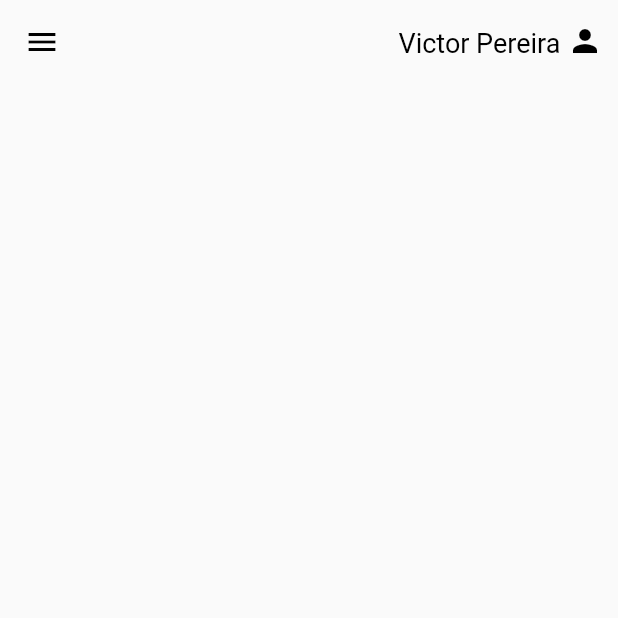
After one commit to GabrielPauloT/financeiro_pi, a Flutter app: the ProfileScreen screen opened directly, on a phone screen of 412 x 824 dp, the top half of it. The commit adds this screen. Run offline on Flutter 3.47's test engine with Material 2 defaults, Android fonts, the phone set to English and light mode, and no system bars; our stand-ins replace animated_text_kit, data_table_2, fluttericon; missing offline and left inert: hovering.

Commit message:
AppBar - Completa / adcionado tela Profile

```diff
--- a/lib/screens/home/components/custom_appbar.dart
+++ b/lib/screens/home/components/custom_appbar.dart
@@ -1,7 +1,9 @@
 import 'package:financeiro_pi/responsive.dart';
+import 'package:flutter/gestures.dart';
 import 'package:flutter/material.dart';
 
 import '../../../responsive.dart';
+import '../profile_screan.dart';
 
 class CustomAppBar extends StatefulWidget implements PreferredSizeWidget {
   const CustomAppBar({Key? key})
@@ -16,6 +18,26 @@ class CustomAppBar extends StatefulWidget implements PreferredSizeWidget {
 }
 
 class _CustomAppBarState extends State<CustomAppBar> {
+  late TapGestureRecognizer _longPressRecognizer;
+
+  @override
+  void initState() {
+    super.initState();
+    _longPressRecognizer = TapGestureRecognizer()
+      ..onTap = () {
+        Navigator.push(
+          context,
+          MaterialPageRoute(builder: (context) => const ProfileScreen()),
+        );
+      };
+  }
+
+  @override
+  void dispose() {
+    _longPressRecognizer.dispose();
+    super.dispose();
+  }
+
   @override
   Widget build(BuildContext context) {
     late bool visivel;
@@ -48,13 +70,14 @@ class _CustomAppBarState extends State<CustomAppBar> {
         Container(
           padding: const EdgeInsets.only(top: 15, right: 10),
           child: RichText(
-            text: const TextSpan(
-              style: TextStyle(
+            text: TextSpan(
+              style: const TextStyle(
                 color: Colors.black,
                 fontSize: 18.0,
               ),
+              recognizer: _longPressRecognizer,
               text: 'Victor Pereira ',
-              children: [
+              children: const [
                 WidgetSpan(
                   child: Icon(Icons.person, color: Colors.black),
                 ),
--- /dev/null
+++ b/lib/screens/home/profile_screan.dart
@@ -0,0 +1,38 @@
+/* import 'package:financeiro_pi/app/dashboard/dashboard_screen.dart'; */
+import 'package:financeiro_pi/screens/home/components/side_menu.dart';
+import 'package:flutter/material.dart';
+
+import '../../../responsive.dart';
+import '../perfil.dart';
+
+
+class ProfileScreen extends StatelessWidget {
+  const ProfileScreen({Key? key}) : super(key: key);
+
+  @override
+  Widget build(BuildContext context) {
+    return Scaffold(
+      //key: context.read<MenuController>().scaffoldKey,
+      drawer: const SideMenu(),
+      body: SafeArea(
+        child: Row(
+          crossAxisAlignment: CrossAxisAlignment.start,
+          children: [
+            // We want this side menu only for large screen
+            if (Responsive.isDesktop(context))
+              const Expanded(
+                // default flex = 1
+                // and it takes 1/6 part of the screen
+                child: SideMenu(),
+              ),
+            const Expanded(
+              // It takes 5/6 part of the screen
+              flex: 5,
+              child: MyProfile(),
+            ),
+          ],
+        ),
+      ),
+    );
+  }
+}
--- /dev/null
+++ b/lib/screens/perfil.dart
@@ -0,0 +1,16 @@
+import 'package:financeiro_pi/screens/home/components/custom_appbar.dart';
+import 'package:flutter/material.dart';
+import 'home/components/custom_appbar.dart';
+import 'home/components/side_menu.dart';
+
+class MyProfile extends StatelessWidget {
+  const MyProfile({Key? key}) : super(key: key);
+
+  @override
+  Widget build(BuildContext context) {
+    return const Scaffold(
+      appBar: CustomAppBar(),
+      drawer: SideMenu(),
+    );
+  }
+}
```
